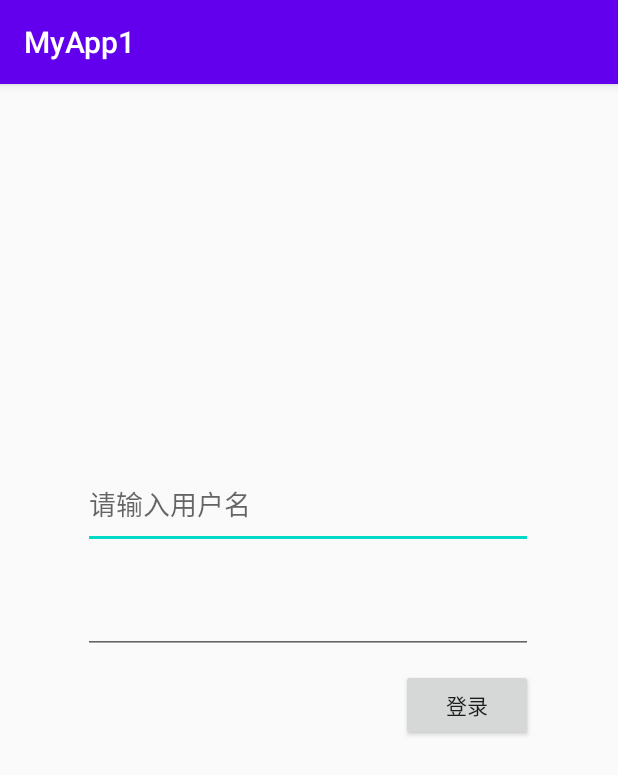
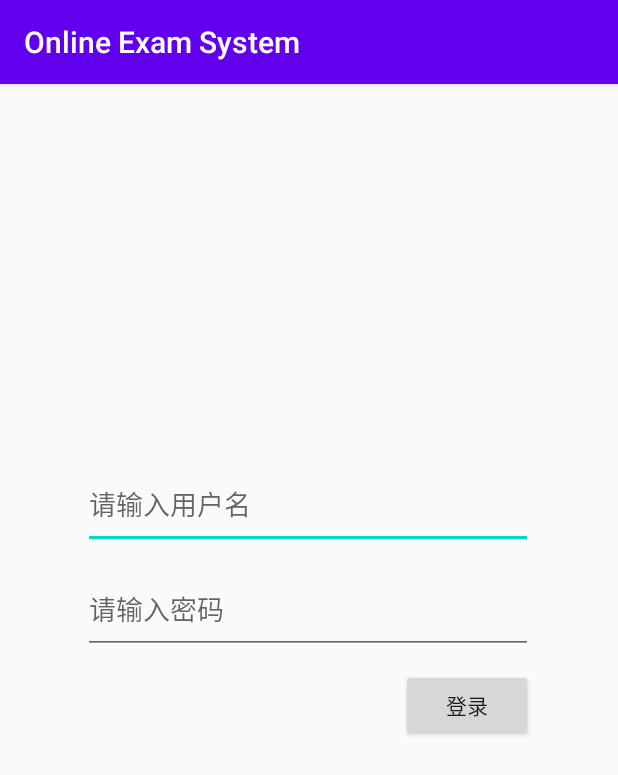
Before and after one commit to 1170300910/MyApp1, an Android app: the screen it shows after launch (MainActivity), after a tap on "登录", on a phone screen of 412 x 824 dp. Shown: the top 775 px of the screen. Run offline under Robolectric (Android 15) with nearby library versions, the phone set to English and light mode, and no system bars; libraries missing offline, so code that uses them is left out: com.amap.api, io.realm; 2 statements that could not run were skipped.

Commit message:
app_name changed

```diff
--- a/app/src/main/java/com/hit/software/myapp1/Http.kt
+++ b/app/src/main/java/com/hit/software/myapp1/Http.kt
@@ -33,7 +33,7 @@ object Http { //object表示静态类
             //回调方法
             val cb:Callback=object :Callback{
                 override fun onFailure(call: Call, e: IOException) {
-                    Log.d("hello","网络请求失败")
+                    Log.d("hello","This is onFailure! 网络请求失败！")
                     res?.errorMsg()
                 }
 
--- a/app/src/main/java/com/hit/software/myapp1/MainActivity.kt
+++ b/app/src/main/java/com/hit/software/myapp1/MainActivity.kt
@@ -15,7 +15,9 @@ import com.amap.api.location.AMapLocationClient
 import com.amap.api.location.AMapLocationClientOption
 import com.amap.api.location.AMapLocationListener
 import io.realm.Realm
+import kotlinx.android.synthetic.main.activity_home.*
 import kotlinx.android.synthetic.main.activity_main.*
+import org.json.JSONObject
 import java.io.File
 import java.io.FileOutputStream
 
@@ -24,7 +26,10 @@ class MainActivity : AppCompatActivity(),HttpResponse,AMapLocationListener {
     var mRealm:Realm?=null
     var mHandler=object: Handler() {
         override fun handleMessage(msg: Message) {
-            tips.setText(msg.obj.toString())
+            when(msg.what){
+                1->tips.setText(msg.obj.toString())
+                2->tips.setText(msg.obj.toString())
+            }
         }
     }
 
@@ -60,7 +65,9 @@ class MainActivity : AppCompatActivity(),HttpResponse,AMapLocationListener {
             Log.d("hello","发送的网络请求是"+mLoginRequest)
             //发送用户登录请求
 //            Http.post_send(this,"http://localhost:8080/mlogin",mLoginRequest)
-            Http.post_send(this,"http://add52e5.cpolar.io/mlogin",mLoginRequest)
+            //以上这么写会网络失败是因为对于AVD来说localhost是模拟器本事，也就是说请求并没有发送到web端
+            Http.post_send(this,"http://192.168.162.1:8080/mlogin",mLoginRequest)
+//            Http.post_send(this,"http://add52e5.cpolar.io/mlogin",mLoginRequest)
         }
 
 //        setContentView(R.layout.layout2)
--- a/app/src/main/res/layout/activity_main.xml
+++ b/app/src/main/res/layout/activity_main.xml
@@ -34,6 +34,7 @@
         android:layout_height="60dp"
         android:layout_marginTop="10dp"
         android:ems="10"
+        android:hint="请输入密码"
         android:inputType="textPassword"
         app:layout_constraintEnd_toEndOf="@+id/input_name"
         app:layout_constraintStart_toStartOf="@+id/input_name"
--- a/app/src/main/res/values/strings.xml
+++ b/app/src/main/res/values/strings.xml
@@ -1,5 +1,5 @@
 <resources>
-    <string name="app_name">MyApp1</string>
+    <string name="app_name">Online Exam System</string>
     <string name="title_activity_login">LoginActivity</string>
     <string name="prompt_email">Email</string>
     <string name="prompt_password">Password</string>
```
Also changed, not shown: app/src/main/java/com/hit/software/myapp1/HomeActivity.kt (+26 -21 lines), app/src/main/res/layout/activity_home.xml (+23 -13 lines), 1 other file.
